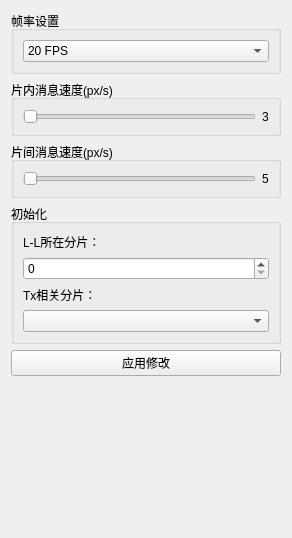
Above: pages/settingwidget.ui from iris-47/blockchain-demo before the change. Below: the same form after it.
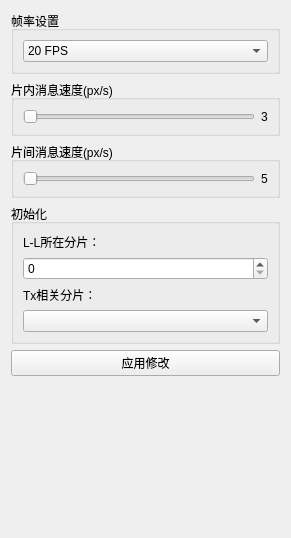
That is the form after the change. Custom widgets are drawn as their Qt base class.

The edit to the form file:
```diff
--- a/pages/settingwidget.ui
+++ b/pages/settingwidget.ui
@@ -6,7 +6,7 @@
    <rect>
     <x>0</x>
     <y>0</y>
-    <width>292</width>
+    <width>291</width>
     <height>538</height>
    </rect>
   </property>
```
